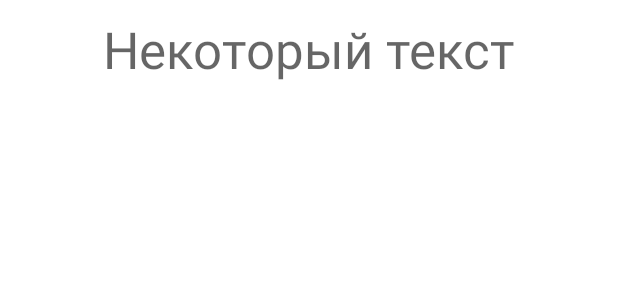
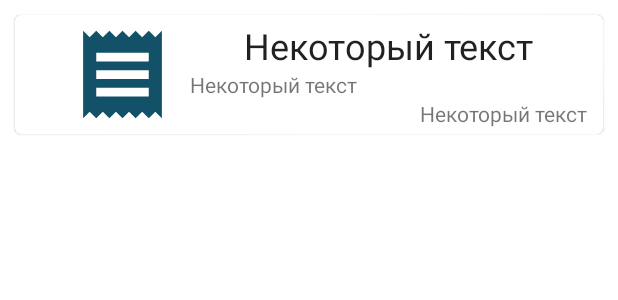
Before and after one commit to Cheber95/MyGreatNotes, an Android app: the layout item_note.xml on its own in the app's theme, with its tools: preview values and no code run, on a phone screen of 412 x 824 dp. Shown: the top 300 px of the screen. Run offline under Robolectric (Android 15) with nearby library versions, the phone set to English and light mode, and no system bars.

Commit message:
1) recyclerview added 2) Note class refactored with cardview

```diff
--- /dev/null
+++ b/app/src/main/res/drawable/ic_baseline_receipt_24.xml
@@ -0,0 +1,10 @@
+<vector xmlns:android="http://schemas.android.com/apk/res/android"
+    android:width="24dp"
+    android:height="24dp"
+    android:viewportWidth="24"
+    android:viewportHeight="24"
+    android:tint="?attr/colorControlNormal">
+  <path
+      android:fillColor="@android:color/white"
+      android:pathData="M18,17L6,17v-2h12v2zM18,13L6,13v-2h12v2zM18,9L6,9L6,7h12v2zM3,22l1.5,-1.5L6,22l1.5,-1.5L9,22l1.5,-1.5L12,22l1.5,-1.5L15,22l1.5,-1.5L18,22l1.5,-1.5L21,22L21,2l-1.5,1.5L18,2l-1.5,1.5L15,2l-1.5,1.5L12,2l-1.5,1.5L9,2 7.5,3.5 6,2 4.5,3.5 3,2v20z"/>
+</vector>
--- a/app/src/main/res/layout/fragment_note_list.xml
+++ b/app/src/main/res/layout/fragment_note_list.xml
@@ -1,8 +1,8 @@
 <?xml version="1.0" encoding="utf-8"?>
-<LinearLayout xmlns:android="http://schemas.android.com/apk/res/android"
+<androidx.recyclerview.widget.RecyclerView xmlns:android="http://schemas.android.com/apk/res/android"
     android:id="@+id/note_list_container"
     android:layout_width="match_parent"
     android:layout_height="wrap_content"
     android:orientation="vertical">
 
-</LinearLayout>
+</androidx.recyclerview.widget.RecyclerView>
--- a/app/src/main/res/layout/item_note.xml
+++ b/app/src/main/res/layout/item_note.xml
@@ -1,12 +1,68 @@
 <?xml version="1.0" encoding="utf-8"?>
-<TextView xmlns:android="http://schemas.android.com/apk/res/android"
+<com.google.android.material.card.MaterialCardView xmlns:android="http://schemas.android.com/apk/res/android"
+    xmlns:app="http://schemas.android.com/apk/res-auto"
     xmlns:tools="http://schemas.android.com/tools"
-    android:id="@+id/item_note_textview"
+    android:orientation="vertical"
     android:layout_width="match_parent"
-    android:layout_height="match_parent"
-    tools:text="@string/sometext"
-    style="@style/TextAppearance.AppCompat.Display1"
-    android:padding="@dimen/note_item_margin"
-    android:gravity="center_horizontal">
+    android:layout_height="wrap_content"
+    android:layout_margin="@dimen/note_item_margin">
 
-</TextView>
+    <androidx.constraintlayout.widget.ConstraintLayout
+        android:layout_width="match_parent"
+        android:layout_height="match_parent"
+        android:layout_marginTop="@dimen/note_item_margin_small"
+        android:layout_marginBottom="@dimen/note_item_margin_small"
+        >
+
+        <ImageView
+            android:id="@+id/note_pic"
+            android:layout_width="@dimen/note_pic_width"
+            android:layout_height="@dimen/note_pic_height"
+            android:src="@drawable/ic_baseline_receipt_24"
+            android:scaleType="fitCenter"
+            app:tint="@color/appbar_back"
+            app:layout_constraintStart_toStartOf="parent"
+            app:layout_constraintTop_toTopOf="parent"
+            app:layout_constraintBottom_toBottomOf="parent"
+            app:layout_constraintEnd_toStartOf="@+id/note_title" />
+
+        <TextView
+            android:layout_width="wrap_content"
+            android:layout_height="wrap_content"
+            android:id="@+id/note_title"
+            tools:text="@string/sometext"
+            android:layout_marginStart="@dimen/note_item_margin"
+            android:layout_marginEnd="@dimen/note_item_margin"
+            android:textAppearance="@style/TextAppearance.MaterialComponents.Headline5"
+            app:layout_constraintStart_toEndOf="@+id/note_pic"
+            app:layout_constraintEnd_toEndOf="parent"
+            app:layout_constraintTop_toTopOf="parent"
+            app:layout_constraintBottom_toTopOf="@+id/note_text"
+            />
+
+        <TextView
+            android:layout_width="wrap_content"
+            android:layout_height="wrap_content"
+            android:id="@+id/note_text"
+            android:layout_marginStart="@dimen/note_item_margin"
+            android:layout_marginEnd="@dimen/note_item_margin"
+            tools:text="@string/sometext"
+            app:layout_constraintStart_toEndOf="@+id/note_pic"
+            app:layout_constraintTop_toBottomOf="@id/note_title"
+            app:layout_constraintBottom_toTopOf="@+id/note_date"
+            />
+
+        <TextView
+            android:layout_width="wrap_content"
+            android:layout_height="wrap_content"
+            android:id="@+id/note_date"
+            android:layout_marginEnd="@dimen/note_item_margin"
+            tools:text="@string/sometext"
+            android:layout_gravity="end"
+            app:layout_constraintEnd_toEndOf="parent"
+            app:layout_constraintTop_toBottomOf="@id/note_text"
+            app:layout_constraintBottom_toBottomOf="parent"
+            />
+    </androidx.constraintlayout.widget.ConstraintLayout>
+
+</com.google.android.material.card.MaterialCardView>
--- a/app/src/main/res/values/dimens.xml
+++ b/app/src/main/res/values/dimens.xml
@@ -3,4 +3,8 @@
     <dimen name="note_item_margin">10sp</dimen>
     <dimen name="button_margin">5dp</dimen>
     <dimen name="nav_drawer_height">100dp</dimen>
+    <dimen name="note_item_margin_small">4sp</dimen>
+    <dimen name="note_pic_width">70dp</dimen>
+    <dimen name="note_pic_height">70dp</dimen>
+    <dimen name="divider_height">2dp</dimen>
 </resources>
```
Also changed, not shown: app/src/main/java/com/example/mygreatnotes/presenter/NotePresenterFragment.java (+7 -0 lines), app/src/main/java/com/example/mygreatnotes/presenter/NotesAdapterRecyclerView.java (added, +84 -0 lines), app/src/main/java/com/example/mygreatnotes/view/MainActivity.java (+29 -8 lines), app/src/main/java/com/example/mygreatnotes/view/NoteListFragment.java (+23 -21 lines), app/src/main/res/drawable/ic_divider.xml (added, +8 -0 lines), app/src/main/res/layout-land/activity_main.xml (+3 -7 lines), app/src/main/res/layout/activity_main.xml (+6 -9 lines).
